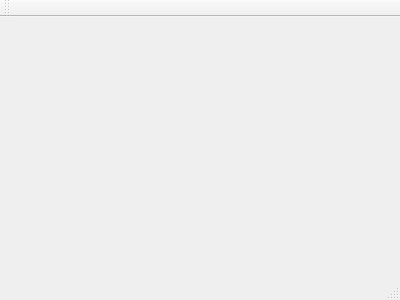
This is NKer/mainwindow.ui in chendante/NKer-Qt as Qt 5 draws it before an edit. The edited form follows.
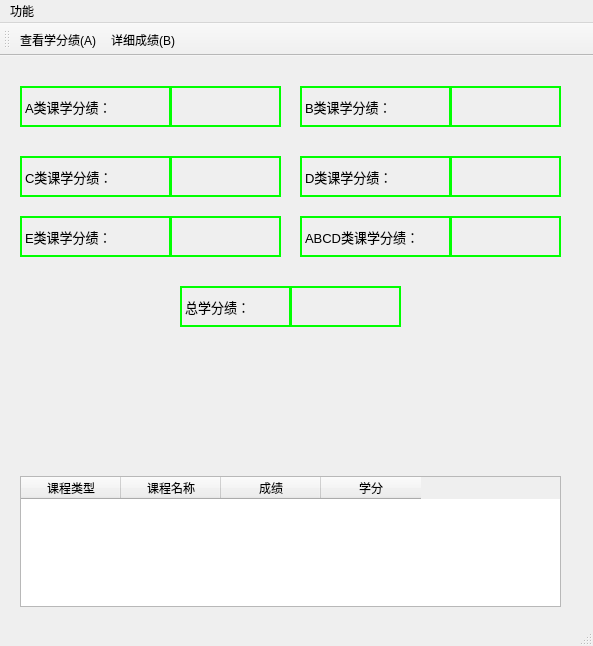
This is the edited form.

Diff of the .ui file:
```diff
--- a/NKer/mainwindow.ui
+++ b/NKer/mainwindow.ui
@@ -1,24 +1,376 @@
 <ui version="4.0">
  <class>MainWindow</class>
- <widget class="QMainWindow" name="MainWindow" >
-  <property name="geometry" >
+ <widget class="QMainWindow" name="MainWindow">
+  <property name="geometry">
    <rect>
     <x>0</x>
     <y>0</y>
-    <width>400</width>
-    <height>300</height>
+    <width>593</width>
+    <height>646</height>
    </rect>
   </property>
   <property name="windowTitle" >
    <string>MainWindow</string>
   </property>
-  <widget class="QMenuBar" name="menuBar" />
-  <widget class="QToolBar" name="mainToolBar" />
-  <widget class="QWidget" name="centralWidget" />
-  <widget class="QStatusBar" name="statusBar" />
+  <widget class="QWidget" name="centralWidget">
+   <widget class="QLabel" name="label">
+    <property name="geometry">
+     <rect>
+      <x>20</x>
+      <y>30</y>
+      <width>151</width>
+      <height>41</height>
+     </rect>
+    </property>
+    <property name="font">
+     <font>
+      <pointsize>10</pointsize>
+     </font>
+    </property>
+    <property name="styleSheet">
+     <string notr="true">QLabel{border:2px solid rgb(0, 255, 0);}</string>
+    </property>
+    <property name="text">
+     <string>A类课学分绩：</string>
+    </property>
+   </widget>
+   <widget class="QLabel" name="label_2">
+    <property name="geometry">
+     <rect>
+      <x>170</x>
+      <y>30</y>
+      <width>111</width>
+      <height>41</height>
+     </rect>
+    </property>
+    <property name="styleSheet">
+     <string notr="true">QLabel{border:2px solid rgb(0, 255, 0);}</string>
+    </property>
+    <property name="text">
+     <string/>
+    </property>
+    <property name="alignment">
+     <set>Qt::AlignCenter</set>
+    </property>
+   </widget>
+   <widget class="QLabel" name="label_3">
+    <property name="geometry">
+     <rect>
+      <x>300</x>
+      <y>30</y>
+      <width>151</width>
+      <height>41</height>
+     </rect>
+    </property>
+    <property name="font">
+     <font>
+      <pointsize>10</pointsize>
+     </font>
+    </property>
+    <property name="styleSheet">
+     <string notr="true">QLabel{border:2px solid rgb(0, 255, 0);}</string>
+    </property>
+    <property name="text">
+     <string>B类课学分绩：</string>
+    </property>
+   </widget>
+   <widget class="QLabel" name="label_4">
+    <property name="geometry">
+     <rect>
+      <x>450</x>
+      <y>30</y>
+      <width>111</width>
+      <height>41</height>
+     </rect>
+    </property>
+    <property name="styleSheet">
+     <string notr="true">QLabel{border:2px solid rgb(0, 255, 0);}</string>
+    </property>
+    <property name="text">
+     <string/>
+    </property>
+    <property name="alignment">
+     <set>Qt::AlignCenter</set>
+    </property>
+   </widget>
+   <widget class="QLabel" name="label_5">
+    <property name="geometry">
+     <rect>
+      <x>20</x>
+      <y>100</y>
+      <width>151</width>
+      <height>41</height>
+     </rect>
+    </property>
+    <property name="font">
+     <font>
+      <pointsize>10</pointsize>
+     </font>
+    </property>
+    <property name="styleSheet">
+     <string notr="true">QLabel{border:2px solid rgb(0, 255, 0);}</string>
+    </property>
+    <property name="text">
+     <string>C类课学分绩：</string>
+    </property>
+   </widget>
+   <widget class="QLabel" name="label_6">
+    <property name="geometry">
+     <rect>
+      <x>170</x>
+      <y>100</y>
+      <width>111</width>
+      <height>41</height>
+     </rect>
+    </property>
+    <property name="styleSheet">
+     <string notr="true">QLabel{border:2px solid rgb(0, 255, 0);}</string>
+    </property>
+    <property name="text">
+     <string/>
+    </property>
+    <property name="alignment">
+     <set>Qt::AlignCenter</set>
+    </property>
+   </widget>
+   <widget class="QLabel" name="label_7">
+    <property name="geometry">
+     <rect>
+      <x>300</x>
+      <y>100</y>
+      <width>151</width>
+      <height>41</height>
+     </rect>
+    </property>
+    <property name="font">
+     <font>
+      <pointsize>10</pointsize>
+     </font>
+    </property>
+    <property name="styleSheet">
+     <string notr="true">QLabel{border:2px solid rgb(0, 255, 0);}</string>
+    </property>
+    <property name="text">
+     <string>D类课学分绩：</string>
+    </property>
+   </widget>
+   <widget class="QLabel" name="label_8">
+    <property name="geometry">
+     <rect>
+      <x>450</x>
+      <y>100</y>
+      <width>111</width>
+      <height>41</height>
+     </rect>
+    </property>
+    <property name="styleSheet">
+     <string notr="true">QLabel{border:2px solid rgb(0, 255, 0);}</string>
+    </property>
+    <property name="text">
+     <string/>
+    </property>
+    <property name="alignment">
+     <set>Qt::AlignCenter</set>
+    </property>
+   </widget>
+   <widget class="QLabel" name="label_9">
+    <property name="geometry">
+     <rect>
+      <x>20</x>
+      <y>160</y>
+      <width>151</width>
+      <height>41</height>
+     </rect>
+    </property>
+    <property name="font">
+     <font>
+      <pointsize>10</pointsize>
+     </font>
+    </property>
+    <property name="styleSheet">
+     <string notr="true">QLabel{border:2px solid rgb(0, 255, 0);}</string>
+    </property>
+    <property name="text">
+     <string>E类课学分绩：</string>
+    </property>
+   </widget>
+   <widget class="QLabel" name="label_10">
+    <property name="geometry">
+     <rect>
+      <x>170</x>
+      <y>160</y>
+      <width>111</width>
+      <height>41</height>
+     </rect>
+    </property>
+    <property name="styleSheet">
+     <string notr="true">QLabel{border:2px solid rgb(0, 255, 0);}</string>
+    </property>
+    <property name="text">
+     <string/>
+    </property>
+    <property name="alignment">
+     <set>Qt::AlignCenter</set>
+    </property>
+   </widget>
+   <widget class="QLabel" name="label_11">
+    <property name="geometry">
+     <rect>
+      <x>450</x>
+      <y>160</y>
+      <width>111</width>
+      <height>41</height>
+     </rect>
+    </property>
+    <property name="styleSheet">
+     <string notr="true">QLabel{border:2px solid rgb(0, 255, 0);}</string>
+    </property>
+    <property name="text">
+     <string/>
+    </property>
+    <property name="alignment">
+     <set>Qt::AlignCenter</set>
+    </property>
+   </widget>
+   <widget class="QLabel" name="label_12">
+    <property name="geometry">
+     <rect>
+      <x>300</x>
+      <y>160</y>
+      <width>151</width>
+      <height>41</height>
+     </rect>
+    </property>
+    <property name="font">
+     <font>
+      <pointsize>10</pointsize>
+     </font>
+    </property>
+    <property name="styleSheet">
+     <string notr="true">QLabel{border:2px solid rgb(0, 255, 0);}</string>
+    </property>
+    <property name="text">
+     <string>ABCD类课学分绩：</string>
+    </property>
+   </widget>
+   <widget class="QLabel" name="label_13">
+    <property name="geometry">
+     <rect>
+      <x>290</x>
+      <y>230</y>
+      <width>111</width>
+      <height>41</height>
+     </rect>
+    </property>
+    <property name="styleSheet">
+     <string notr="true">QLabel{border:2px solid rgb(0, 255, 0);}</string>
+    </property>
+    <property name="text">
+     <string/>
+    </property>
+    <property name="alignment">
+     <set>Qt::AlignCenter</set>
+    </property>
+   </widget>
+   <widget class="QLabel" name="label_14">
+    <property name="geometry">
+     <rect>
+      <x>180</x>
+      <y>230</y>
+      <width>111</width>
+      <height>41</height>
+     </rect>
+    </property>
+    <property name="font">
+     <font>
+      <pointsize>10</pointsize>
+     </font>
+    </property>
+    <property name="styleSheet">
+     <string notr="true">QLabel{border:2px solid rgb(0, 255, 0);}</string>
+    </property>
+    <property name="text">
+     <string>总学分绩：</string>
+    </property>
+   </widget>
+   <widget class="QTableWidget" name="tableWidget">
+    <property name="geometry">
+     <rect>
+      <x>20</x>
+      <y>420</y>
+      <width>541</width>
+      <height>131</height>
+     </rect>
+    </property>
+    <column>
+     <property name="text">
+      <string>课程类型</string>
+     </property>
+    </column>
+    <column>
+     <property name="text">
+      <string>课程名称</string>
+     </property>
+    </column>
+    <column>
+     <property name="text">
+      <string>成绩</string>
+     </property>
+    </column>
+    <column>
+     <property name="text">
+      <string>学分</string>
+     </property>
+    </column>
+   </widget>
+  </widget>
+  <widget class="QMenuBar" name="menuBar">
+   <property name="geometry">
+    <rect>
+     <x>0</x>
+     <y>0</y>
+     <width>593</width>
+     <height>26</height>
+    </rect>
+   </property>
+   <widget class="QMenu" name="menu">
+    <property name="title">
+     <string>功能</string>
+    </property>
+    <addaction name="action_A"/>
+    <addaction name="action_B"/>
+   </widget>
+   <addaction name="menu"/>
+  </widget>
+  <widget class="QToolBar" name="mainToolBar">
+   <attribute name="toolBarArea">
+    <enum>TopToolBarArea</enum>
+   </attribute>
+   <attribute name="toolBarBreak">
+    <bool>false</bool>
+   </attribute>
+   <addaction name="action_A"/>
+   <addaction name="action_B"/>
+  </widget>
+  <widget class="QStatusBar" name="statusBar"/>
+  <action name="action_A">
+   <property name="text">
+    <string>查看学分绩(&amp;A)</string>
+   </property>
+   <property name="shortcut">
+    <string>Ctrl+A</string>
+   </property>
+  </action>
+  <action name="action_B">
+   <property name="text">
+    <string>详细成绩(&amp;B)</string>
+   </property>
+   <property name="shortcut">
+    <string>Ctrl+B</string>
+   </property>
+  </action>
  </widget>
- <layoutDefault spacing="6" margin="11" />
- <pixmapfunction></pixmapfunction>
+ <layoutdefault spacing="6" margin="11"/>
  <resources/>
  <connections/>
 </ui>
```
Left out of the diff: 3 changed lines with no effect on the pictures.
